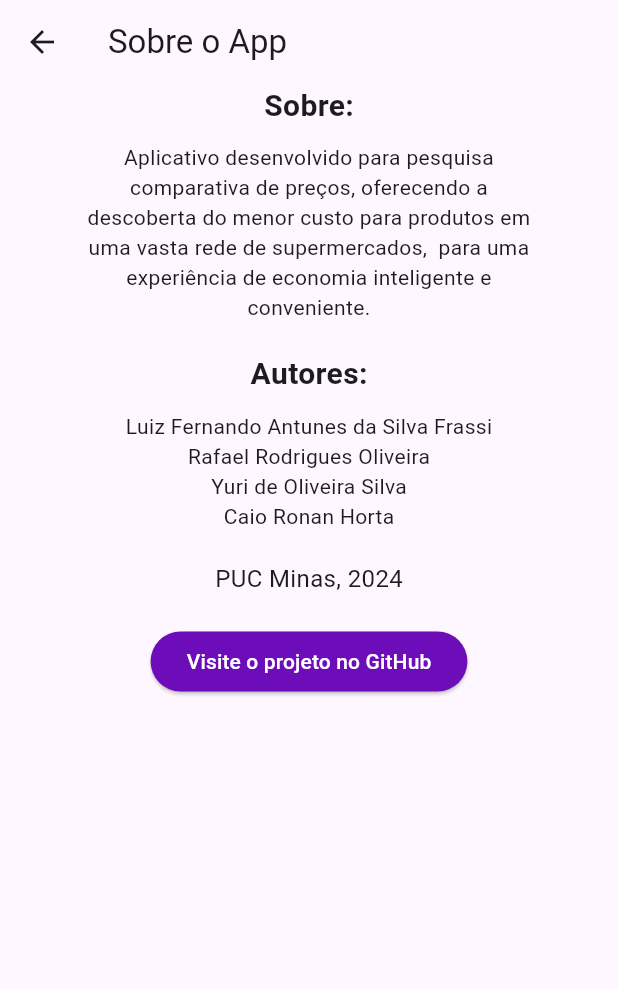
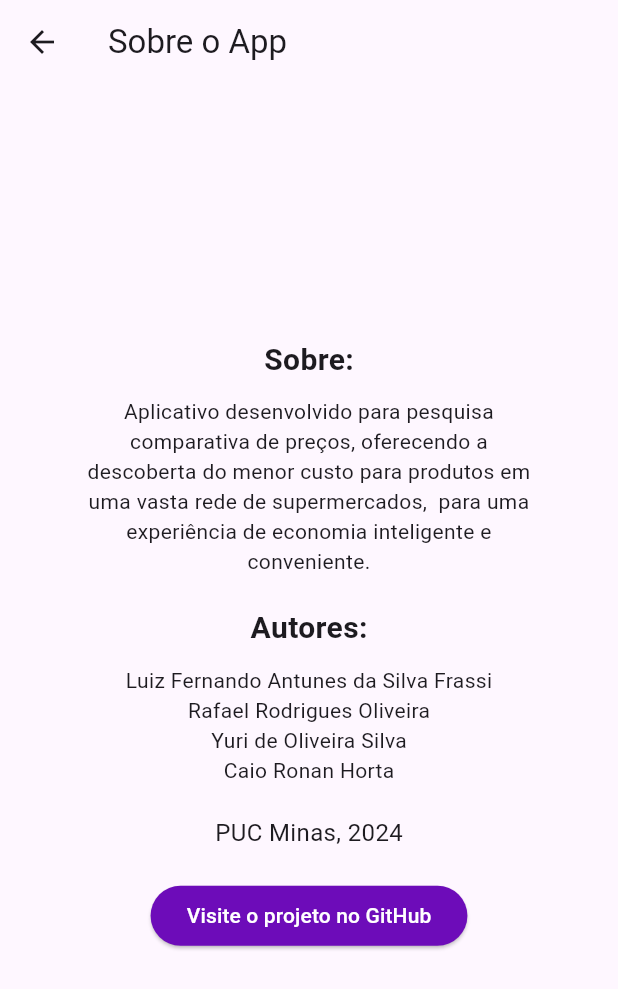
Before and after one commit to No-precinho/No-precinho, a Flutter app: the AboutScreen screen opened directly, on a phone screen of 412 x 824 dp. Shown: the top 989 px of the screen. Run offline on Flutter 3.47's test engine with Material 3 defaults, Android fonts, the phone set to English and light mode, and no system bars; missing offline and left inert: flutter_barcode_scanner; network calls fail.

Commit message:
centralizando sobre

```diff
--- a/lib/perfil/sobre.dart
+++ b/lib/perfil/sobre.dart
@@ -13,8 +13,9 @@ class AboutScreen extends StatelessWidget {
       appBar: AppBar(
         title: const Text('Sobre o App'),
       ),
-      body: SingleChildScrollView(
-        child: Center(
+      body: Stack(
+        children: <Widget>[
+          Center(
             child: Column(
               mainAxisAlignment: MainAxisAlignment.center,
               children: <Widget>[
@@ -65,6 +66,7 @@ class AboutScreen extends StatelessWidget {
               ],
             ),
           ),
+        ],
       ),
     );
   }
```
Lines whose indentation alone changed are shown as unchanged.
